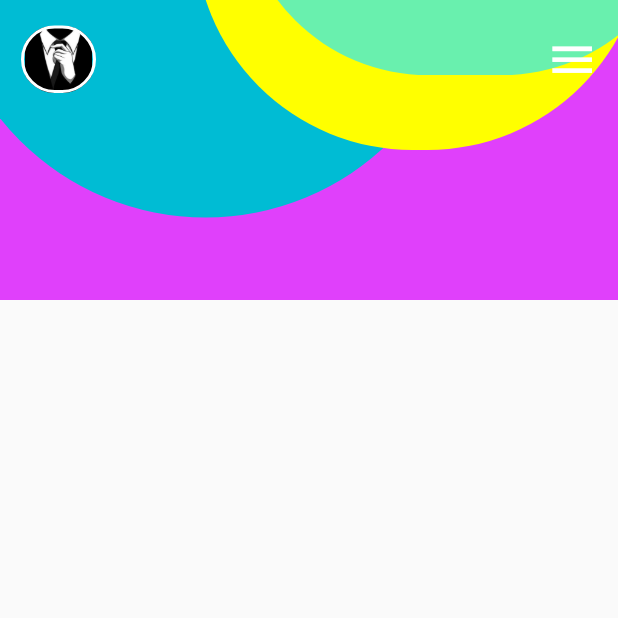
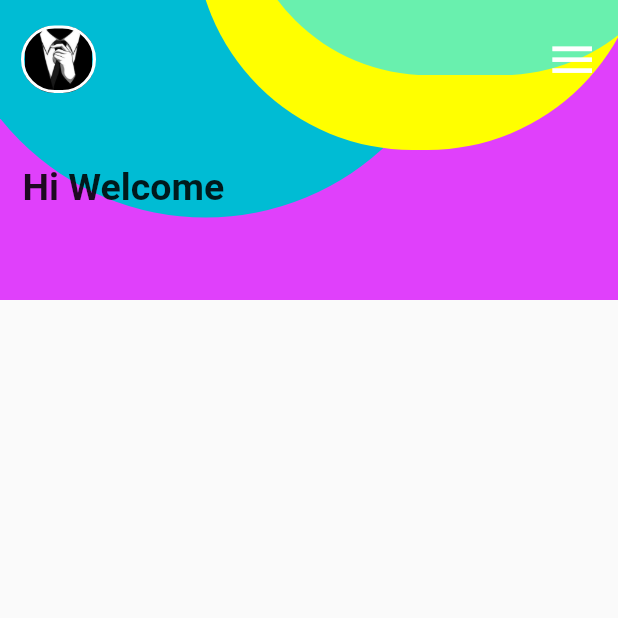
Before and after one commit to Thisuru/Flutter-Tutorial-Workplace, a Flutter app: the screen it shows after launch, on a phone screen of 412 x 824 dp, the top half of it. Run offline on Flutter 3.47's test engine with Material 2 defaults, Android fonts, the phone set to English and light mode, and no system bars.

Commit message:
Added Text with padding

```diff
--- a/shopping_app/lib/main.dart
+++ b/shopping_app/lib/main.dart
@@ -107,6 +107,18 @@ class _MyHomePageState extends State<MyHomePage>{
                           SizedBox(height: 15.0),
                         ],
                       ),
+                      SizedBox(height: 45.0,),
+                      Padding(
+                        padding: EdgeInsets.only(left: 15.0),
+                        child: Text(
+                          'Hi Welcome',
+                          style: TextStyle(
+                            fontSize: 25.0,
+                            fontWeight: FontWeight.bold,
+                          ),
+                        ),
+                      ),
+//
                     ],
                   )
                 ],
```
